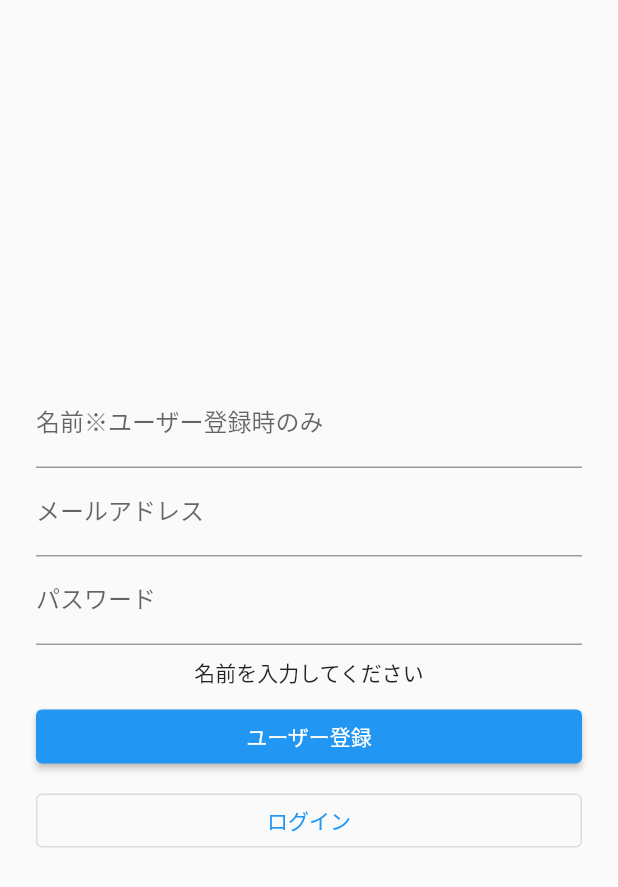
After one commit to jack-app/ideathon-summer-team2, a Flutter app: the screen it shows after launch, after a tap on "ユーザー登録", on a phone screen of 412 x 824 dp. The commit adds this screen. Shown: the top 887 px of the screen. Run offline on Flutter 3.47's test engine with Material 2 defaults, Android fonts, the phone set to English and light mode, and no system bars; our stand-ins replace cloud_firestore, firebase_auth, firebase_core; accounts and stored records are empty.

Commit message:
ログインと自動ログイン

```diff
--- /dev/null
+++ b/lib/login.dart
@@ -0,0 +1,198 @@
+import 'package:firebase_auth/firebase_auth.dart';
+import 'package:cloud_firestore/cloud_firestore.dart';
+import 'package:flutter/material.dart';
+import 'package:provider/provider.dart';
+import 'main.dart';
+
+class LoginCheck extends StatefulWidget {
+  LoginCheck({Key? key}) : super(key: key);
+
+  @override
+  _LoginCheckState createState() => _LoginCheckState();
+}
+
+class _LoginCheckState extends State<LoginCheck> {
+  //ログイン状態のチェック(非同期で行う)
+  void checkUser() async {
+    final currentUser = await FirebaseAuth.instance.currentUser;
+    final userState = Provider.of<UserState>(context, listen: false);
+    if (currentUser == null) {
+      await Navigator.of(context).pushReplacement(
+        MaterialPageRoute(builder: (context) {
+          return LoginPage();
+        }),
+      );
+    } else {
+      userState.setUser(currentUser);
+      await Navigator.of(context).pushReplacement(
+        MaterialPageRoute(builder: (context) {
+          return MyHomePage();
+        }),
+      );
+    }
+  }
+
+  @override
+  void initState() {
+    super.initState();
+    checkUser();
+  }
+
+  //ログイン状態のチェック時はこの画面が表示される
+  //チェック終了後にホーム or ログインページに遷移する
+  @override
+  Widget build(BuildContext context) {
+    return Scaffold(
+      body: Center(
+        child: Container(
+          child: Text("読み込み中..."),
+        ),
+      ),
+    );
+  }
+}
+
+class LoginPage extends StatefulWidget {
+  @override
+  _LoginPageState createState() => _LoginPageState();
+}
+
+class _LoginPageState extends State<LoginPage> {
+  // メッセージ表示用
+  String infoText = '';
+  // 入力した名前・メールアドレス・パスワード
+  String name = '';
+  String email = '';
+  String password = '';
+
+  @override
+  Widget build(BuildContext context) {
+    // ユーザー情報を受け取る
+    final UserState userState = Provider.of<UserState>(context);
+
+    return Scaffold(
+      body: Center(
+        child: Container(
+          padding: EdgeInsets.all(24),
+          child: Column(
+            mainAxisAlignment: MainAxisAlignment.center,
+            children: <Widget>[
+              // 名前入力
+              TextFormField(
+                decoration: InputDecoration(labelText: '名前※ユーザー登録時のみ'),
+                onChanged: (String value) {
+                  setState(() {
+                    name = value;
+                  });
+                },
+              ),
+              // メールアドレス入力
+              TextFormField(
+                decoration: InputDecoration(labelText: 'メールアドレス'),
+                onChanged: (String value) {
+                  setState(() {
+                    email = value;
+                  });
+                },
+              ),
+              // パスワード入力
+              TextFormField(
+                decoration: InputDecoration(labelText: 'パスワード'),
+                obscureText: true,
+                onChanged: (String value) {
+                  setState(() {
+                    password = value;
+                  });
+                },
+              ),
+              Container(
+                padding: EdgeInsets.all(8),
+                // メッセージ表示
+                child: Text(infoText),
+              ),
+              Container(
+                width: double.infinity,
+                // ユーザー登録ボタン
+                child: ElevatedButton(
+                  child: Text('ユーザー登録'),
+                  onPressed: () async {
+                    if (name == "") {
+                      setState(() {
+                        infoText = "名前を入力してください";
+                      });
+                    } else {
+                      try {
+                        // メール/パスワードでユーザー登録
+                        final FirebaseAuth auth = FirebaseAuth.instance;
+                        final result =
+                            await auth.createUserWithEmailAndPassword(
+                          email: email,
+                          password: password,
+                        );
+                        // ユーザー情報を更新
+                        userState.setUser(result.user!);
+                        User? user = FirebaseAuth.instance.currentUser;
+                        Map<String, dynamic> insertObj = {
+                          'id': user!.uid,
+                          'name': name,
+                        };
+                        var doc = await FirebaseFirestore.instance
+                            .collection('users')
+                            .doc(user.uid);
+                        await doc.set(insertObj);
+                        // ユーザー登録に成功した場合
+                        // チャット画面に遷移＋ログイン画面を破棄
+                        await Navigator.of(context).pushReplacement(
+                          MaterialPageRoute(builder: (context) {
+                            return MyHomePage();
+                          }),
+                        );
+                      } catch (e) {
+                        // ユーザー登録に失敗した場合
+                        setState(() {
+                          infoText = "登録に失敗しました：${e.toString()}";
+                        });
+                      }
+                    }
+                  },
+                ),
+              ),
+              const SizedBox(height: 8),
+              Container(
+                width: double.infinity,
+                // ログイン登録ボタン
+                child: OutlinedButton(
+                  child: Text('ログイン'),
+                  onPressed: () async {
+                    try {
+                      // メール/パスワードでログイン
+                      final FirebaseAuth auth = FirebaseAuth.instance;
+                      final result = await auth.signInWithEmailAndPassword(
+                        email: email,
+                        password: password,
+                      );
+                      // ユーザー情報を更新
+                      userState.setUser(result.user!);
+                      // ログインに成功した場合
+                      // チャット画面に遷移＋ログイン画面を破棄
+                      await Navigator.of(context).pushReplacement(
+                        MaterialPageRoute(builder: (context) {
+                          return MyHomePage();
+                        }),
+                      );
+                    } catch (e) {
+                      // ログインに失敗した場合
+                      setState(() {
+                        infoText = "ログインに失敗しました：${e.toString()}";
+                      });
+                    }
+                  },
+                ),
+              ),
+            ],
+          ),
+        ),
+      ),
+    );
+  }
+}
--- a/lib/main.dart
+++ b/lib/main.dart
@@ -1,115 +1,92 @@
 import 'package:flutter/material.dart';
+import 'package:cloud_firestore/cloud_firestore.dart';
+import 'eventdetail.dart';
+import 'package:firebase_auth/firebase_auth.dart';
+import 'package:firebase_core/firebase_core.dart';
+import 'package:flutter/material.dart';
+import 'package:provider/provider.dart';
+import 'login.dart';
+import 'config/config.dart';
 
-void main() {
-  runApp(const MyApp());
+final configurations = Configurations();
+
+Future<void> main() async {
+  WidgetsFlutterBinding.ensureInitialized();
+  await Firebase.initializeApp(
+      options: FirebaseOptions(
+    apiKey: configurations.apiKey,
+    appId: configurations.appId,
+    messagingSenderId: configurations.messagingSenderId,
+    projectId: configurations.projectId,
+    //authDomain: configurations.authDomain,
+    //storageBucket: configurations.storageBucket,
+  ));
+  final firebaseUser = await FirebaseAuth.instance.userChanges().first;
+  runApp(MyApp());
+}
+
+class UserState extends ChangeNotifier {
+  User? user;
+
+  void setUser(User newUser) {
+    user = newUser;
+    notifyListeners();
+  }
 }
 
 class MyApp extends StatelessWidget {
   const MyApp({Key? key}) : super(key: key);
 
-  // This widget is the root of your application.
   @override
   Widget build(BuildContext context) {
-    return MaterialApp(
-      title: 'Flutter Demo',
-      theme: ThemeData(
-        // This is the theme of your application.
-        //
-        // Try running your application with "flutter run". You'll see the
-        // application has a blue toolbar. Then, without quitting the app, try
-        // changing the primarySwatch below to Colors.green and then invoke
-        // "hot reload" (press "r" in the console where you ran "flutter run",
-        // or simply save your changes to "hot reload" in a Flutter IDE).
-        // Notice that the counter didn't reset back to zero; the application
-        // is not restarted.
-        primarySwatch: Colors.blue,
-      ),
-      home: const MyHomePage(title: 'Flutter Demo Home Page'),
-    );
+    return ChangeNotifierProvider<UserState>(
+        create: (context) => UserState(),
+        child: MaterialApp(
+          debugShowCheckedModeBanner: false,
+          title: 'Flutter Demo',
+          theme: ThemeData(
+            primarySwatch: Colors.blue,
+          ),
+          home: LoginCheck(),
+        ));
   }
 }
 
 class MyHomePage extends StatefulWidget {
-  const MyHomePage({Key? key, required this.title}) : super(key: key);
+  const MyHomePage({Key? key}) : super(key: key);
 
-  // This widget is the home page of your application. It is stateful, meaning
-  // that it has a State object (defined below) that contains fields that affect
-  // how it looks.
-
-  // This class is the configuration for the state. It holds the values (in this
-  // case the title) provided by the parent (in this case the App widget) and
-  // used by the build method of the State. Fields in a Widget subclass are
-  // always marked "final".
-
-  final String title;
+  final String title = 'Flutter Demo Home Page';
 
   @override
   State<MyHomePage> createState() => _MyHomePageState();
 }
 
 class _MyHomePageState extends State<MyHomePage> {
-  int _counter = 0;
-
-  void _incrementCounter() {
-    setState(() {
-      // This call to setState tells the Flutter framework that something has
-      // changed in this State, which causes it to rerun the build method below
-      // so that the display can reflect the updated values. If we changed
-      // _counter without calling setState(), then the build method would not be
-      // called again, and so nothing would appear to happen.
-      _counter++;
-    });
-  }
-
   @override
   Widget build(BuildContext context) {
-    // This method is rerun every time setState is called, for instance as done
-    // by the _incrementCounter method above.
-    //
-    // The Flutter framework has been optimized to make rerunning build methods
-    // fast, so that you can just rebuild anything that needs updating rather
-    // than having to individually change instances of widgets.
+    final UserState userState = Provider.of<UserState>(context);
+    final User user = userState.user!;
     return Scaffold(
       appBar: AppBar(
-        // Here we take the value from the MyHomePage object that was created by
-        // the App.build method, and use it to set our appbar title.
         title: Text(widget.title),
       ),
       body: Center(
-        // Center is a layout widget. It takes a single child and positions it
-        // in the middle of the parent.
         child: Column(
-          // Column is also a layout widget. It takes a list of children and
-          // arranges them vertically. By default, it sizes itself to fit its
-          // children horizontally, and tries to be as tall as its parent.
-          //
-          // Invoke "debug painting" (press "p" in the console, choose the
-          // "Toggle Debug Paint" action from the Flutter Inspector in Android
-          // Studio, or the "Toggle Debug Paint" command in Visual Studio Code)
-          // to see the wireframe for each widget.
-          //
-          // Column has various properties to control how it sizes itself and
-          // how it positions its children. Here we use mainAxisAlignment to
-          // center the children vertically; the main axis here is the vertical
-          // axis because Columns are vertical (the cross axis would be
-          // horizontal).
           mainAxisAlignment: MainAxisAlignment.center,
           children: <Widget>[
-            const Text(
-              'You have pushed the button this many times:',
-            ),
-            Text(
-              '$_counter',
-              style: Theme.of(context).textTheme.headline4,
-            ),
+            /*ElevatedButton(
+              child: Text('次へ'),
+              onPressed: () async {
+                await Navigator.of(context).pushReplacement(
+                  MaterialPageRoute(builder: (context) {
+                    return EventDetail(eventid: 'oJHwQOxOBiSPiMlrdcpP');
+                  }),
+                );
+              },
+            ),*/
           ],
         ),
       ),
-      floatingActionButton: FloatingActionButton(
-        onPressed: _incrementCounter,
-        tooltip: 'Increment',
-        child: const Icon(Icons.add),
-      ), // This trailing comma makes auto-formatting nicer for build methods.
     );
   }
 }
```
Also changed, not shown: pubspec.yaml (+5 -3 lines).
